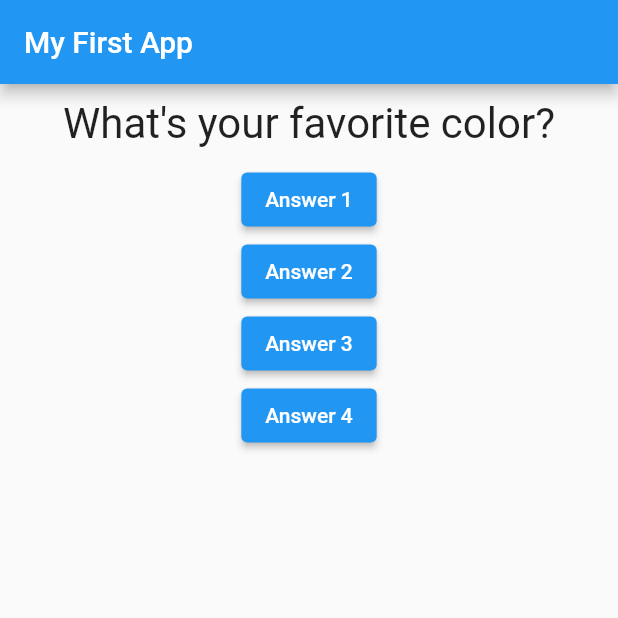
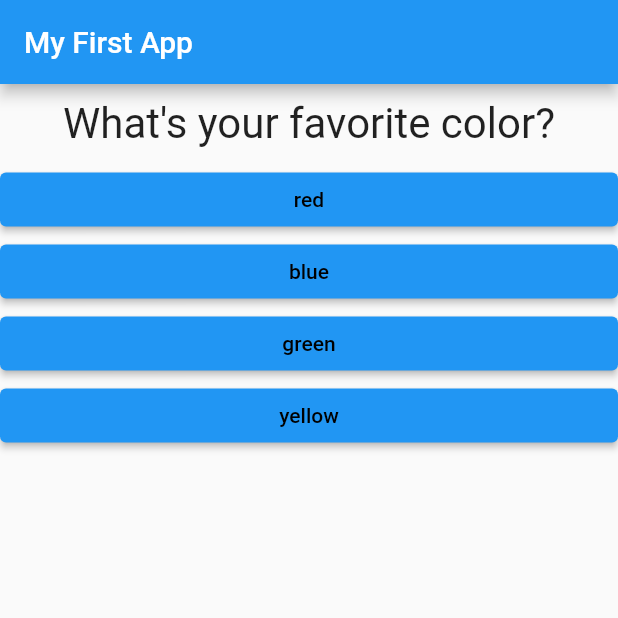
Before and after one commit to av-erencelik/quiz_app_mobile, a Flutter app: the screen it shows after launch, on a phone screen of 412 x 824 dp, the top half of it. Run offline on Flutter 3.47's test engine with Material 2 defaults, Android fonts, the phone set to English and light mode, and no system bars.

Commit message:
display questions and answers with map method dynamically

```diff
--- /dev/null
+++ b/lib/answer.dart
@@ -0,0 +1,22 @@
+import 'package:flutter/material.dart';
+
+class Answer extends StatelessWidget {
+  final VoidCallback answerHandler;
+  final String answerText;
+
+  const Answer(this.answerHandler, this.answerText);
+  @override
+  Widget build(BuildContext context) {
+    return Container(
+      width: double.infinity,
+      child: ElevatedButton(
+        style: ButtonStyle(
+          backgroundColor: MaterialStateProperty.all(Colors.blue),
+          foregroundColor: MaterialStateProperty.all(Colors.black),
+        ),
+        onPressed: answerHandler,
+        child: Text(answerText),
+      ),
+    );
+  }
+}
--- a/lib/main.dart
+++ b/lib/main.dart
@@ -1,4 +1,5 @@
 import 'package:flutter/material.dart';
+import 'package:quiz_app/answer.dart';
 import 'package:quiz_app/question.dart';
 
 void main() {
@@ -13,18 +14,26 @@ class MyApp extends StatefulWidget {
 class _MyAppState extends State<MyApp> {
   var _questionNumber = 0;
   var questions = [
-    'What\'s your favorite color?',
-    'What\'s your favorite animal'
+    {
+      'questionText': 'What\'s your favorite color?',
+      'answers': ['red', 'blue', 'green', 'yellow']
+    },
+    {
+      'questionText': 'What\'s your favorite animal?',
+      'answers': ['elephant', 'lion', 'dog', 'cat']
+    },
+    {
+      'questionText': 'What\'s your favorite subject?',
+      'answers': ['literature', 'math', 'history', 'physics']
+    },
   ];
   void _answerQuestion() {
     setState(() {
-      if (_questionNumber >= 1) {
+      if (_questionNumber >= 2) {
         return;
       }
       _questionNumber += 1;
     });
-
-    print('Answer Choosen');
   }
 
   @override
@@ -36,11 +45,11 @@ class _MyAppState extends State<MyApp> {
         ),
         body: Column(
           children: [
-            Question(questions[_questionNumber]),
-            ElevatedButton(onPressed: _answerQuestion, child: Text('Answer 1')),
-            ElevatedButton(onPressed: _answerQuestion, child: Text('Answer 2')),
-            ElevatedButton(onPressed: _answerQuestion, child: Text('Answer 3')),
-            ElevatedButton(onPressed: _answerQuestion, child: Text('Answer 4')),
+            Question(questions[_questionNumber]['questionText']),
+            ...(questions[_questionNumber]['answers'] as List<String>)
+                .map((answer) {
+              return Answer(_answerQuestion, answer);
+            })
           ],
         ),
       ),
--- a/lib/question.dart
+++ b/lib/question.dart
@@ -7,10 +7,10 @@ class Question extends StatelessWidget {
   Widget build(BuildContext context) {
     return Container(
       width: double.infinity,
-      margin: EdgeInsets.all(10),
+      margin: const EdgeInsets.all(10),
       child: Text(
         questionText,
-        style: TextStyle(fontSize: 28),
+        style: const TextStyle(fontSize: 28),
         textAlign: TextAlign.center,
       ),
     );
--- a/pubspec.yaml
+++ b/pubspec.yaml
@@ -29,6 +29,7 @@ dependencies:
   cupertino_icons: ^1.0.2
 
 dev_dependencies:
+  flutter_lints: ^2.0.1
   flutter_test:
     sdk: flutter
 
```
Also changed, not shown: pubspec.lock.
